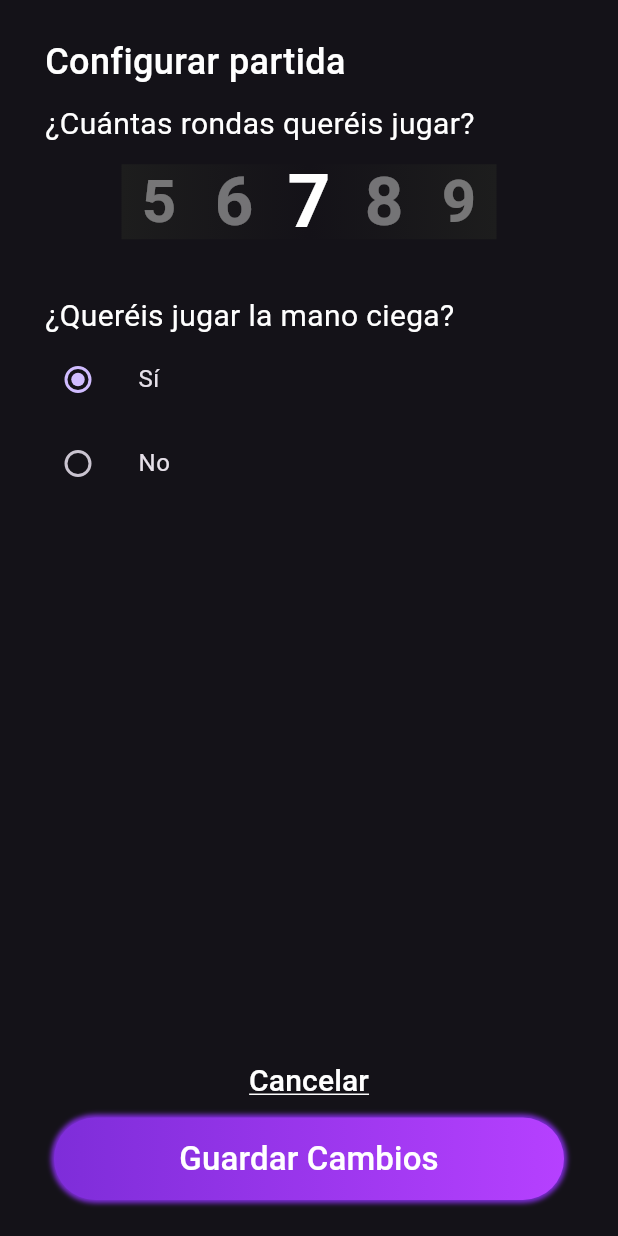
After one commit to GCuadraSarria/pochaPointTracker, a Flutter app: the screen it shows after launch, after a tap on "Configurar partida", on a phone screen of 412 x 824 dp. The commit adds this screen. Run offline on Flutter 3.47's test engine with Material 3 defaults, Android fonts, the phone set to English and light mode, and no system bars; drawn by our look-alikes of scroll_snap_list; our stand-ins replace cloud_firestore, firebase_core, google_fonts; accounts and stored records are empty.

Commit message:
firebase config

```diff
--- a/lib/models/player_model.dart
+++ b/lib/models/player_model.dart
@@ -1,31 +1,21 @@
-class Player {
-  String name;
-  int? gamesPlayed;
-  int? maxPoints;
-  double? gamesWinRate;
-
-  Player({
-    required this.name,
-    this.gamesPlayed,
-    this.maxPoints,
-    this.gamesWinRate,
-  });
-}
-
 class PlayerInGame {
   String name;
   int score;
+  int currentWinGames;
   int order;
   int localPoints;
   String vote;
   String baz;
+  bool winner;
 
   PlayerInGame({
     required this.name,
     this.score = 0,
+    this.currentWinGames = 0,
     this.order = 0,
     this.localPoints = 0,
     this.vote = '-',
     this.baz = '-',
+    this.winner = false,
   });
 }
--- /dev/null
+++ b/lib/pages/config/configuration_page.dart
@@ -0,0 +1,226 @@
+import 'package:flutter/material.dart';
+import 'package:pocha_points_tracker/pages/pages.dart';
+import 'package:pocha_points_tracker/provider/provider.dart';
+import 'package:pocha_points_tracker/theme/theme.dart';
+import 'package:pocha_points_tracker/widgets/widgets.dart';
+import 'package:provider/provider.dart';
+import 'package:scroll_snap_list/scroll_snap_list.dart';
+
+class ConfigurationPage extends StatefulWidget {
+  const ConfigurationPage({super.key});
+
+  @override
+  State<ConfigurationPage> createState() => _ConfigurationPageState();
+}
+
+class _ConfigurationPageState extends State<ConfigurationPage> {
+  @override
+  Widget build(BuildContext context) {
+    // provider service
+    final currentPlayersProvider = context.read<CurrentPlayers>();
+
+    return Consumer<CurrentPlayers>(
+      builder: (context, value, child) => SafeArea(
+        child: Scaffold(
+          body: Padding(
+            padding:
+                const EdgeInsets.symmetric(horizontal: 12.0, vertical: 24.0),
+            child: Column(
+              crossAxisAlignment: CrossAxisAlignment.center,
+              children: [
+                const Padding(
+                  padding: EdgeInsets.symmetric(horizontal: 18.0),
+                  child: Row(
+                    children: [
+                      Text(
+                        'Configurar partida',
+                        style: TextStyle(
+                          color: Colors.white,
+                          fontSize: 24.0,
+                          fontWeight: FontWeight.w500,
+                        ),
+                      ),
+                    ],
+                  ),
+                ),
+                const SizedBox(height: 10.0),
+                const Row(
+                  mainAxisAlignment: MainAxisAlignment.spaceBetween,
+                  children: [
+                    Padding(
+                      padding: EdgeInsets.symmetric(horizontal: 18.0),
+                      child: Text(
+                        '¿Cuántas rondas queréis jugar?',
+                        style: TextStyle(
+                          color: Colors.white,
+                          fontSize: 20.0,
+                          fontWeight: FontWeight.w400,
+                        ),
+                      ),
+                    ),
+                  ],
+                ),
+                // round selector
+                const SizedBox(
+                    height: 75.0,
+                    width: 250.0,
+                    child: HorizontalNumberSelector()),
+                const SizedBox(height: 24.0),
+                const Row(
+                  mainAxisAlignment: MainAxisAlignment.spaceBetween,
+                  children: [
+                    Padding(
+                      padding: EdgeInsets.symmetric(horizontal: 18.0),
+                      child: Text(
+                        '¿Queréis jugar la mano ciega?',
+                        style: TextStyle(
+                          color: Colors.white,
+                          fontSize: 20.0,
+                          fontWeight: FontWeight.w400,
+                        ),
+                      ),
+                    ),
+                  ],
+                ),
+                const RadioButtons(),
+                const Spacer(),
+
+                // back and next buttons
+                GoBackButton(btnText: 'Cancelar'),
+                CustomButton(
+                  text: 'Guardar Cambios',
+                  width: 340.0,
+                  onPressed: () {
+                    //TODO: Apply changes based on the desired variables
+                    Navigator.push(
+                      context,
+                      MaterialPageRoute(builder: (context) => const HomePage()),
+                    );
+                  },
+                ),
+              ],
+            ),
+          ),
+        ),
+      ),
+    );
+  }
+}
+
+// horizontal scroll class
+class HorizontalNumberSelector extends StatefulWidget {
+  const HorizontalNumberSelector({super.key});
+
+  @override
+  State<HorizontalNumberSelector> createState() =>
+      _HorizontalNumberSelectorState();
+}
+
+// List of posible rounds
+List<int> roundList = [1, 2, 3, 4, 5, 6, 7, 8, 9, 10, 11, 12, 13, 14, 15];
+
+class _HorizontalNumberSelectorState extends State<HorizontalNumberSelector> {
+  @override
+  Widget build(BuildContext context) {
+    final currentPlayersProvider = context.read<CurrentPlayers>();
+    return Stack(
+      alignment: AlignmentDirectional.center,
+      children: [
+        Container(
+          height: 50,
+          width: 250,
+          decoration: const BoxDecoration(
+            gradient: LinearGradient(
+                begin: Alignment.centerLeft,
+                end: Alignment.centerRight,
+                colors: [
+                  Color.fromRGBO(29, 29, 29, 1.0), // 100% opacity
+                  Color.fromRGBO(29, 29, 29, 0.0), // 0% opacity
+                  Color.fromRGBO(29, 29, 29, 1.0), // 100% opacity
+                ]),
+          ),
+        ),
+        ScrollSnapList(
+          initialIndex: currentPlayersProvider.maxCards - 1,
+          itemBuilder: _buildItemList,
+          itemCount: roundList.length,
+          itemSize: 50.0,
+          margin: const EdgeInsets.symmetric(horizontal: 0.5),
+          dynamicItemSize: true,
+          onItemFocus: (index) {
+            // modify rounds based on the selection
+            currentPlayersProvider.setMaxCards(roundList[index]);
+          },
+          dynamicItemOpacity: 0.4,
+          curve: Curves.ease,
+        ),
+      ],
+    );
+  }
+}
+
+Widget _buildItemList(BuildContext context, int index) {
+  return SizedBox(
+    width: 50.0,
+    child: Center(
+      child: Text(
+        '${roundList[index]}',
+        style: const TextStyle(
+          color: Colors.white,
+          fontSize: 50.0,
+          fontWeight: FontWeight.bold,
+        ),
+      ),
+    ),
+  );
+}
+
+// radio button widget
+enum PlayIndia { yes, no }
+
+class RadioButtons extends StatefulWidget {
+  const RadioButtons({super.key});
+
+  @override
+  State<RadioButtons> createState() => _RadioButtonsState();
+}
+
+class _RadioButtonsState extends State<RadioButtons> {
+  @override
+  Widget build(BuildContext context) {
+    // provider service
+    final currentPlayersProvider = context.read<CurrentPlayers>();
+    // india play
+    PlayIndia? playWithIndia =
+        currentPlayersProvider.wePlayIndia ? PlayIndia.yes : PlayIndia.no;
+
+    return Column(
+      children: <Widget>[
+        ListTile(
+          title: const Text('Sí'),
+          leading: Radio<PlayIndia>(
+            value: PlayIndia.yes,
+            groupValue: playWithIndia,
+            onChanged: (PlayIndia? value) {
+              setState(() {
+                playWithIndia = value;
+              });
+            },
+          ),
+        ),
+        ListTile(
+          title: const Text('No'),
+          leading: Radio<PlayIndia>(
+            value: PlayIndia.no,
+            groupValue: playWithIndia,
+            onChanged: (PlayIndia? value) {
+              setState(() {
+                playWithIndia = value;
+              });
+            },
+          ),
+        ),
+      ],
+    );
+  }
+}
--- a/lib/pages/first_steps/dealer_players_page.dart
+++ b/lib/pages/first_steps/dealer_players_page.dart
@@ -1,6 +1,5 @@
 import 'dart:async';
 import 'package:flutter/material.dart';
-import 'package:pocha_points_tracker/pages/game/baz_gameplay_page.dart';
 import 'package:pocha_points_tracker/pages/game/vote_gameplay_page.dart';
 import 'package:pocha_points_tracker/provider/provider.dart';
 import 'package:pocha_points_tracker/services/firestore.dart';
@@ -84,7 +83,7 @@ class _DealerPlayersPageState extends State<DealerPlayersPage> {
                 const Spacer(),
 
                 // back and next buttons
-                const GoBackButton(),
+                GoBackButton(),
                 CustomButton(
                   text: 'Empezar partida',
                   width: 340.0,
--- a/lib/pages/game/vote_gameplay_page.dart
+++ b/lib/pages/game/vote_gameplay_page.dart
@@ -48,7 +48,7 @@ class _VoteGameplayPageState extends State<VoteGameplayPage> {
                     mainAxisAlignment: MainAxisAlignment.spaceBetween,
                     children: [
                       Text(
-                        'Ronda ${currentPlayersProvider.round}',
+                        'Ronda ${currentPlayersProvider.round}${currentPlayersProvider.indiaRound == true ? ' (Ciega)' : ''}',
                         style: const TextStyle(
                           color: Colors.white,
                           fontSize: 24.0,
@@ -249,7 +249,6 @@ class _HorizontalNumberSelectorState extends State<HorizontalNumberSelector> {
     return ScrollSnapList(
       itemBuilder: _buildItemList,
       itemCount: currentPlayersProvider.scrollableNumberList.length,
-      background: Colors.amber,
       itemSize: 40.0,
       margin: const EdgeInsets.symmetric(horizontal: 0.5),
       dynamicItemSize: true,
--- a/lib/pages/home/home_page.dart
+++ b/lib/pages/home/home_page.dart
@@ -1,4 +1,5 @@
 import 'package:flutter/material.dart';
+import 'package:pocha_points_tracker/pages/config/configuration_page.dart';
 import 'package:pocha_points_tracker/pages/pages.dart';
 import 'package:pocha_points_tracker/widgets/custom_button.dart';
 
@@ -38,7 +39,11 @@ class HomePage extends StatelessWidget {
                   width: 294.0,
                   isFilled: false,
                   onPressed: () {
-                    print('Click');
+                    Navigator.push(
+                      context,
+                      MaterialPageRoute(
+                          builder: (context) => const ConfigurationPage()),
+                    );
                   },
                 ),
                 const SizedBox(height: 20.0),
--- a/lib/widgets/go_back_button.dart
+++ b/lib/widgets/go_back_button.dart
@@ -1,17 +1,19 @@
 import 'package:flutter/material.dart';
 
 class GoBackButton extends StatelessWidget {
-  const GoBackButton({
+  late String btnText;
+  GoBackButton({
     super.key,
+    this.btnText = 'Atrás',
   });
 
   @override
   Widget build(BuildContext context) {
     return TextButton(
       onPressed: () => Navigator.pop(context),
-      child: const Text(
-        'Atrás',
-        style: TextStyle(
+      child: Text(
+        btnText,
+        style: const TextStyle(
           decoration: TextDecoration.underline,
           decorationColor: Colors.white,
           color: Colors.white,
```
Also changed, not shown: lib/pages/first_steps/select_players_page.dart (+18 -13 lines), lib/pages/first_steps/sort_players_page.dart (+1 -14 lines), lib/pages/game/baz_gameplay_page.dart (+9 -6 lines), lib/provider/provider.dart (+117 -17 lines), lib/services/firestore.dart (+88 -15 lines), lib/widgets/new_player_alertbox.dart (+4 -4 lines), lib/widgets/player_selection.dart (+19 -7 lines).
